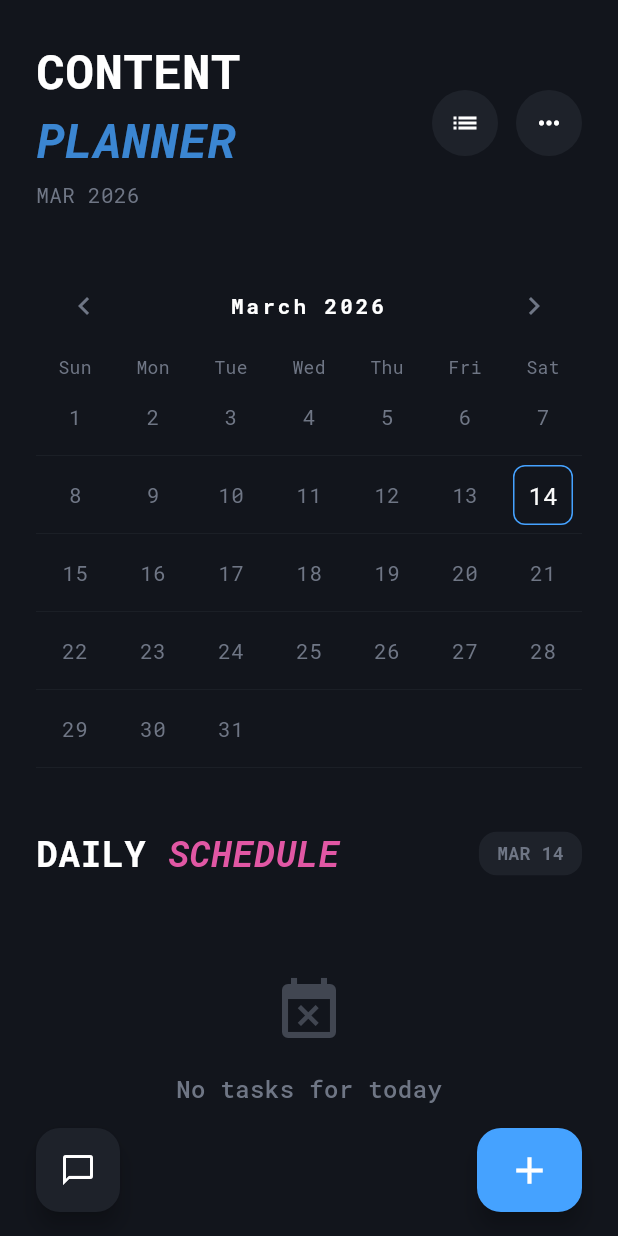
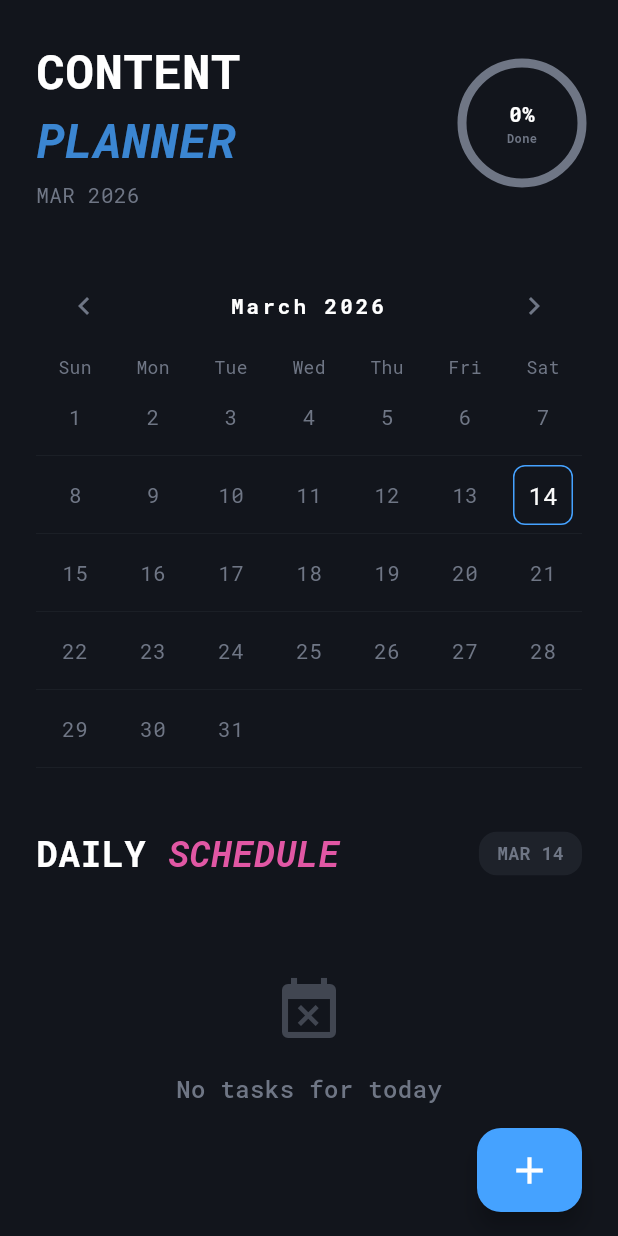
Before and after one commit to PandaBean18/cthree_frontend, a Flutter app: the ContentPlannerScreen screen opened directly, on a phone screen of 412 x 824 dp. Run offline on Flutter 3.47's test engine with Material 3 defaults, Android fonts, the phone set to English and light mode, and no system bars; drawn by our look-alikes of table_calendar; our stand-ins replace dio, flutter_secure_storage, font_awesome_flutter, google_fonts, image_picker, jwt_decoder and 1 more; missing offline and left inert: chart_sparkline; accounts and stored records are empty; network calls fail.

Commit message:
added percentage tracker to track percentage of tasks completed

```diff
--- a/lib/features/creator_flow/screens/dashboard.dart
+++ b/lib/features/creator_flow/screens/dashboard.dart
@@ -3,6 +3,8 @@ import 'package:flutter/material.dart';
 import 'package:table_calendar/table_calendar.dart';
 import 'package:cthree/core/api/calendar_repository.dart';
 import 'package:cthree/core/models/calendar_entry_model.dart';
+import 'package:google_fonts/google_fonts.dart';
+
 
 class ContentPlannerScreen extends StatefulWidget {
   const ContentPlannerScreen({super.key});
@@ -207,7 +209,9 @@ class _ContentPlannerScreenState extends State<ContentPlannerScreen> {
     return accents[type];
   }
 
- Widget _buildHeader() {
+  Widget _buildHeader() {
+    final double progress = _getMonthlyProgress();
+    final int percentage = (progress * 100).toInt();
     return Row(
       mainAxisAlignment: MainAxisAlignment.spaceBetween,
       children: [
@@ -238,15 +242,68 @@ class _ContentPlannerScreenState extends State<ContentPlannerScreen> {
             ),
           ],
         ),
-        Row(
-          children: [
-            _buildHeaderCircle(Icons.list),
-            const SizedBox(width: 12),
-            _buildHeaderCircle(Icons.more_horiz),
-          ],
+        Center(
+          child: Stack(
+            alignment: Alignment.center,
+            children: [
+              SizedBox(
+                width: 80,
+                height: 80,
+                child: CircularProgressIndicator(
+                  value: progress,
+                  strokeWidth: 6,
+                  backgroundColor: Color(0xFF6F7685),
+                  valueColor: AlwaysStoppedAnimation<Color>(Theme.of(context).colorScheme.secondary),
+                  strokeCap: StrokeCap.butt,
+                ),
+              ),
+              Column(
+                mainAxisSize: MainAxisSize.min,
+                children: [
+                  Text(
+                    "$percentage%",
+                    style: TextStyle(
+                      color: Colors.white,
+                      fontSize: 14,
+                      fontWeight: FontWeight.bold,
+                      fontFamily: GoogleFonts.robotoMono().fontFamily,
+                    ),
+                  ),
+                  Text(
+                    "Done",
+                    style: TextStyle(
+                      color: Color(0xFF6F7685),
+                      fontSize: 8,
+                      fontWeight: FontWeight.bold,
+                      fontFamily: GoogleFonts.robotoMono().fontFamily,
+                    ),
+                  )
+                ],
+              )
+            ],
+          ),
         )
       ],
     );
+  }
+
+  double _getMonthlyProgress() {
+    if (_calendarData == null) return 0.0;
+
+    final monthData = _calendarData!.data[selectedYear]?[selectedMonth];
+    if (monthData == null || monthData.isEmpty) return 0.0;
+
+    int totalTasks = 0;
+    int completedTasks = 0;
+
+    monthData.forEach((day, tasks) {
+      for (var task in tasks) {
+        totalTasks++;
+        if (task.isCompleted) completedTasks++;
+      }
+    });
+
+    return totalTasks == 0 ? 0.0 : completedTasks / totalTasks;
   }
 
   Widget _buildScheduleHeader() {
@@ -442,14 +499,8 @@ class _ContentPlannerScreenState extends State<ContentPlannerScreen> {
     return Padding(
       padding: const EdgeInsets.symmetric(horizontal: 24),
       child: Row(
-        mainAxisAlignment: MainAxisAlignment.spaceBetween,
+        mainAxisAlignment: MainAxisAlignment.end,
         children: [
-          FloatingActionButton(
-            heroTag: "chat",
-            backgroundColor: const Color(0xFF1E222A),
-            onPressed: () {},
-            child: const Icon(Icons.chat_bubble_outline, color: Colors.white),
-          ),
           FloatingActionButton.extended(
             heroTag: "add",
             backgroundColor: const Color(0xFF45A2FF),
```
